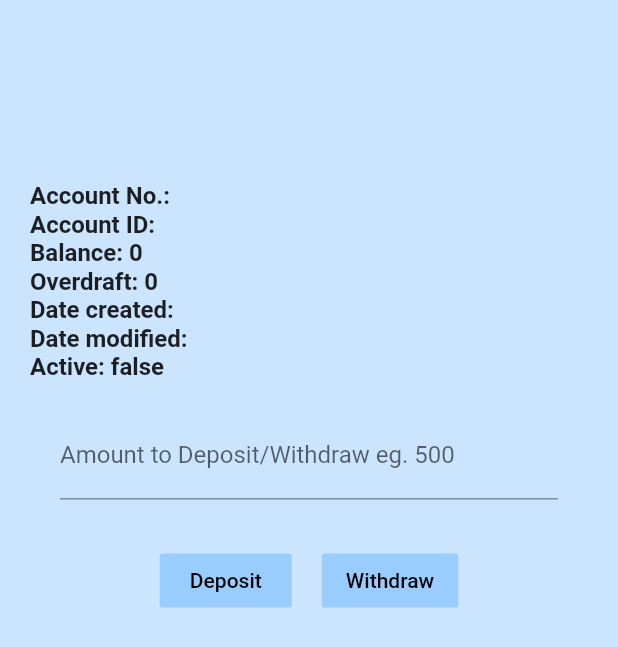
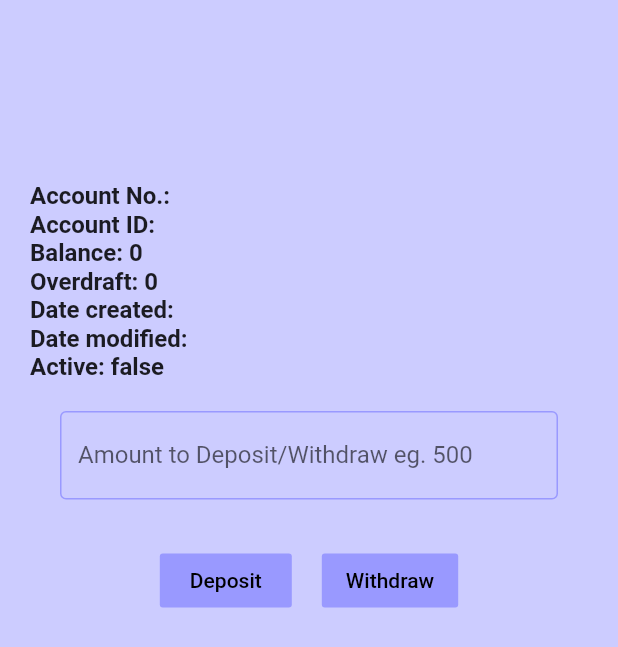
Before and after one commit to obakengneo/Transactions-flutter, a Flutter app: the AccountView screen opened directly with empty values, on a phone screen of 412 x 824 dp. Shown: the top 647 px of the screen. Run offline on Flutter 3.47's test engine with Material 2 defaults, Android fonts, the phone set to English and light mode, and no system bars; our stand-ins replace get_it, toast; accounts and stored records are empty; network calls fail.

Commit message:
Theme Change

```diff
--- a/lib/main.dart
+++ b/lib/main.dart
@@ -13,7 +13,7 @@ class MyApp extends StatelessWidget {
   Widget build(BuildContext context) {
     return MaterialApp(
       title: "TopCode",
-      theme: ThemeData(),
+      theme: themeData(),
       initialRoute: '/home',
       onGenerateRoute: PreferredRoute.generatRoute,
     );
--- a/lib/ui/shared/colors.dart
+++ b/lib/ui/shared/colors.dart
@@ -1,4 +1,4 @@
 import 'package:flutter/material.dart';
 
-const Color backgroundColor = Color.fromARGB(255, 153, 204, 255);
-const Color accentColor = Color.fromARGB(255, 204, 229, 255);
+const Color backgroundColor = Color.fromARGB(255, 153, 153, 255);
+const Color accentColor = Color.fromARGB(255, 204, 204, 255);
```
